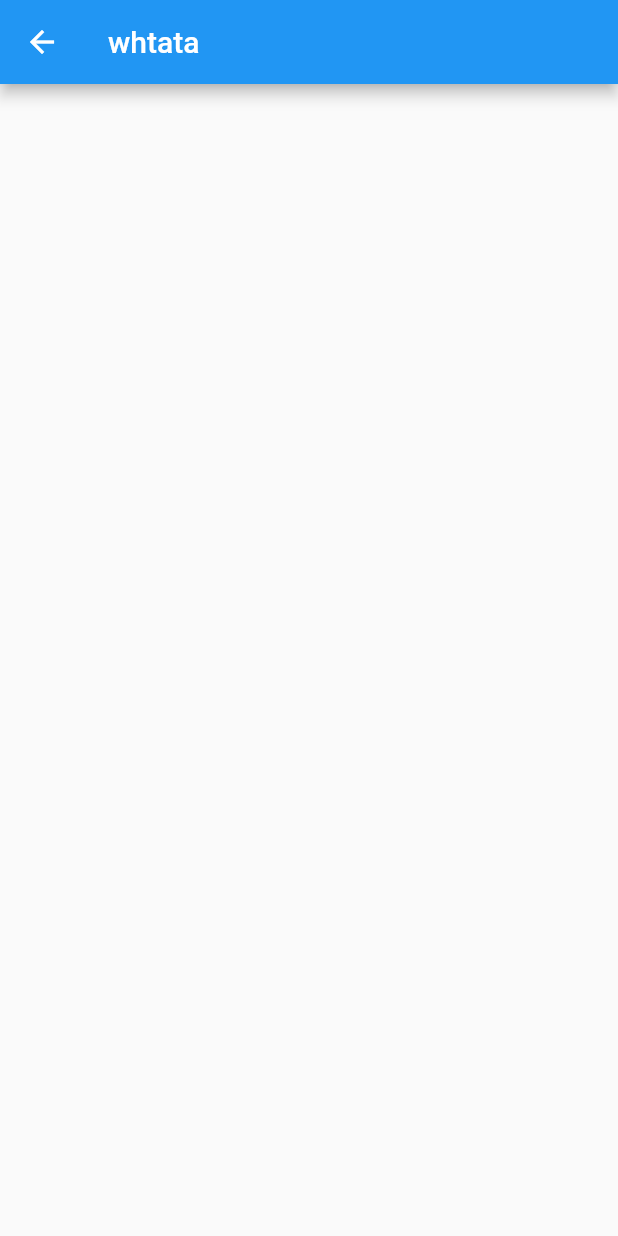
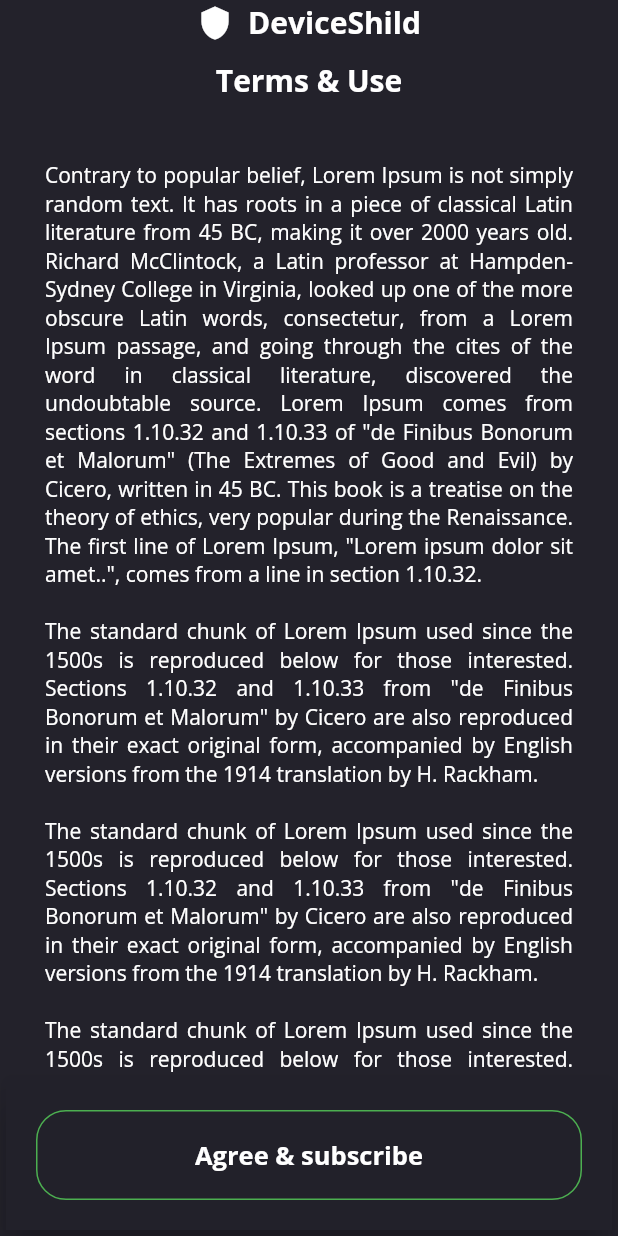
Before and after one commit to Sirbinod/VPN-Mobile-App, a Flutter app: the TermsOfUse screen opened directly, on a phone screen of 412 x 824 dp. Run offline on Flutter 3.47's test engine with Material 2 defaults, Android fonts, the phone set to English and light mode, and no system bars; our stand-ins replace animated_text_kit, flutter_svg, google_fonts, shared_preferences; accounts and stored records are empty.

Commit message:
terms&condition and home screen

```diff
--- /dev/null
+++ b/lib/appConfig/appText.dart
@@ -0,0 +1,34 @@
+const KShortTerms =
+    "Lorem Ipsum is simply dummy text of the printing and typesetting industry. Lorem Ipsum has been the industry's standard dummy text ever since the 1500s, when an unknown printer took a galley of type and scrambled it to make a type specimen book.";
+
+const KShortPrivacy =
+    "Lorem Ipsum is simply dummy text of the printing and typesetting industry. Lorem Ipsum has been the industry's standard dummy text ever since the 1500s, when an unknown printer took a galley of type and scrambled it to make a type specimen book.";
+const KRestoreShort =
+    "Lorem Ipsum is simply dummy text of the printing and typesetting industry. Lorem Ipsum has been the industry's standard dummy text ever since the 1500s, when an unknown printer took a galley of type and scrambled it to make a type specimen book. It has survived not only five centuries, but also the leap into electronic typesetting, remaining essentially unchanged. It was popularised in the 1960s with the release of Letraset sheets containing Lorem Ipsum passages, and more recently with desktop publishing software like Aldus PageMaker including versions of Lorem Ipsum.";
+
+const KLongTerms = """
+Contrary to popular belief, Lorem Ipsum is not simply random text. It has roots in a piece of classical Latin literature from 45 BC, making it over 2000 years old. Richard McClintock, a Latin professor at Hampden-Sydney College in Virginia, looked up one of the more obscure Latin words, consectetur, from a Lorem Ipsum passage, and going through the cites of the word in classical literature, discovered the undoubtable source. Lorem Ipsum comes from sections 1.10.32 and 1.10.33 of "de Finibus Bonorum et Malorum" (The Extremes of Good and Evil) by Cicero, written in 45 BC. This book is a treatise on the theory of ethics, very popular during the Renaissance. The first line of Lorem Ipsum, "Lorem ipsum dolor sit amet..", comes from a line in section 1.10.32.
+
+The standard chunk of Lorem Ipsum used since the 1500s is reproduced below for those interested. Sections 1.10.32 and 1.10.33 from "de Finibus Bonorum et Malorum" by Cicero are also reproduced in their exact original form, accompanied by English versions from the 1914 translation by H. Rackham.
+
+The standard chunk of Lorem Ipsum used since the 1500s is reproduced below for those interested. Sections 1.10.32 and 1.10.33 from "de Finibus Bonorum et Malorum" by Cicero are also reproduced in their exact original form, accompanied by English versions from the 1914 translation by H. Rackham.
+
+The standard chunk of Lorem Ipsum used since the 1500s is reproduced below for those interested. Sections 1.10.32 and 1.10.33 from "de Finibus Bonorum et Malorum" by Cicero are also reproduced in their exact original form, accompanied by English versions from the 1914 translation by H. Rackham.
+""";
+
+const KSubscriptionTerms = """
+Contrary to popular belief, Lorem Ipsum is not simply random text. It has roots in a piece of classical Latin literature from 45 BC, making it over 2000 years old. Richard McClintock, a Latin professor at Hampden-Sydney College in Virginia, looked up one of the more obscure Latin words, consectetur, from a Lorem Ipsum passage, and going through the cites of the word in classical literature, discovered the undoubtable source. Lorem Ipsum comes from sections 1.10.32 and 1.10.33 of "de Finibus Bonorum et Malorum" (The Extremes of Good and Evil) by Cicero, written in 45 BC. This book is a treatise on the theory of ethics, very popular during the Renaissance. The first line of Lorem Ipsum, "Lorem ipsum dolor sit amet..", comes from a line in section 1.10.32.
+
+The standard chunk of Lorem Ipsum used since the 1500s is reproduced below for those interested. Sections 1.10.32 and 1.10.33 from "de Finibus Bonorum et Malorum" by Cicero are also reproduced in their exact original form, accompanied by English versions from the 1914 translation by H. Rackham.
+
+The standard chunk of Lorem Ipsum used since the 1500s is reproduced below for those interested. Sections 1.10.32 and 1.10.33 from "de Finibus Bonorum et Malorum" by Cicero are also reproduced in their exact original form, accompanied by English versions from the 1914 translation by H. Rackham.
+
+The standard chunk of Lorem Ipsum used since the 1500s is reproduced below for those interested. Sections 1.10.32 and 1.10.33 from "de Finibus Bonorum et Malorum" by Cicero are also reproduced in their exact original form, accompanied by English versions from the 1914 translation by H. Rackham.
+""";
+
+const KLongPrivacy = """
+Contrary to popular belief, Lorem Ipsum is not simply random text. It has roots in a piece of classical Latin literature from 45 BC, making it over 2000 years old. Richard McClintock, a Latin professor at Hampden-Sydney College in Virginia, looked up one of the more obscure Latin words, consectetur, from a Lorem Ipsum passage, and going through the cites of the word in classical literature, discovered the undoubtable source. Lorem Ipsum comes from sections 1.10.32 and 1.10.33 of "de Finibus Bonorum et Malorum" (The Extremes of Good and Evil) by Cicero, written in 45 BC. This book is a treatise on the theory of ethics, very popular during the Renaissance. The first line of Lorem Ipsum, "Lorem ipsum dolor sit amet..", comes from a line in section 1.10.32.
+
+The standard chunk of Lorem Ipsum used since the 1500s is reproduced below for those interested. Sections 1.10.32 and 1.10.33 from "de Finibus Bonorum et Malorum" by Cicero are also reproduced in their exact original form, accompanied by English versions from the 1914 translation by H. Rackham.
+
+""";
--- a/lib/view/screen/TermsOfUse.dart
+++ b/lib/view/screen/TermsOfUse.dart
@@ -1,3 +1,7 @@
+import 'package:device_shield/appConfig/appColor.dart';
+import 'package:device_shield/appConfig/appText.dart';
+import 'package:device_shield/appConfig/appTextStyle.dart';
+import 'package:device_shield/view/screen/PrivacyPolicy.dart';
 import 'package:flutter/material.dart';
 
 class TermsOfUse extends StatefulWidget {
@@ -11,8 +15,81 @@
   @override
   Widget build(BuildContext context) {
     return Scaffold(
-      appBar: AppBar(
-        title: Text('whtata'),
+      backgroundColor: KBackgroundColor,
+      body: SafeArea(
+        child: Column(
+          children: [
+            Container(
+              height: 30,
+              width: MediaQuery.of(context).size.width,
+              child: Row(
+                mainAxisAlignment: MainAxisAlignment.center,
+                children: [
+                  Icon(
+                    Icons.shield,
+                    color: Colors.white,
+                  ),
+                  SizedBox(
+                    width: 10,
+                  ),
+                  Text(
+                    'DeviceShild',
+                    style: kPrimaryTitle,
+                  )
+                ],
+              ),
+            ),
+            SizedBox(
+              height: 10,
+            ),
+            Container(
+              child: Text(
+                "Terms & Use",
+                style: kPrimaryTitle,
+              ),
+            ),
+            SizedBox(
+              height: 10,
+            ),
+            Expanded(
+              child: ListView(
+                padding: EdgeInsets.all(30),
+                children: [
+                  Text(
+                    KLongTerms,
+                    textAlign: TextAlign.justify,
+                    style: kPrimaryText,
+                  )
+                ],
+              ),
+            ),
+            Card(
+                elevation: 10,
+                child: Container(
+                  color: Color(0xFF22212A),
+                  height: 100,
+                  child: InkWell(
+                    onTap: () => Navigator.push(
+                        context,
+                        MaterialPageRoute(
+                            builder: (context) => PrivacyPolicy())),
+                    child: Container(
+                      height: 50,
+                      margin: EdgeInsets.all(20),
+                      decoration: BoxDecoration(
+                          borderRadius: BorderRadius.circular(20),
+                          border: Border.all(color: Colors.green, width: 1)),
+                      child: Center(
+                        child: Text(
+                          'Agree & subscribe',
+                          style: kSecondaryTitle,
+                        ),
+                      ),
+                    ),
+                  ),
+                ))
+          ],
+        ),
       ),
     );
   }
```
Also changed, not shown: lib/view/screen/PrivacyPolicy.dart (added, +91 -0 lines), lib/view/screen/SplashScreen.dart (+9 -9 lines), lib/view/screen/SuscribtionTerms.dart (added, +120 -0 lines), lib/view/widget/CircularButton.dart (+5 -4 lines), lib/view/screen/TermsCondistion.dart (deleted).
